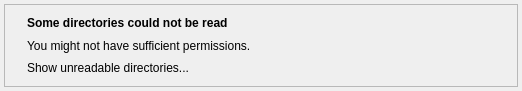
This is src/panel-message.ui in Lithopsian/qt6dirstat as Qt 5 draws it before an edit. The edited form follows.
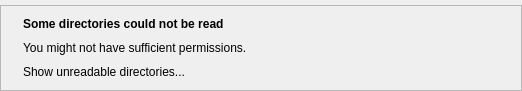
This is the edited form. Icons and pictures are not drawn.

```diff
--- a/src/panel-message.ui
+++ b/src/panel-message.ui
@@ -12,16 +12,16 @@
   </property>
   <layout class="QVBoxLayout" name="panelVBox">
    <property name="leftMargin">
-    <number>4</number>
+    <number>0</number>
    </property>
    <property name="topMargin">
-    <number>4</number>
+    <number>5</number>
    </property>
    <property name="rightMargin">
-    <number>4</number>
+    <number>0</number>
    </property>
    <property name="bottomMargin">
-    <number>4</number>
+    <number>0</number>
    </property>
    <item>
     <widget class="QFrame" name="frame">
```
Left out of the diff: 3 changed lines with no effect on the pictures.
